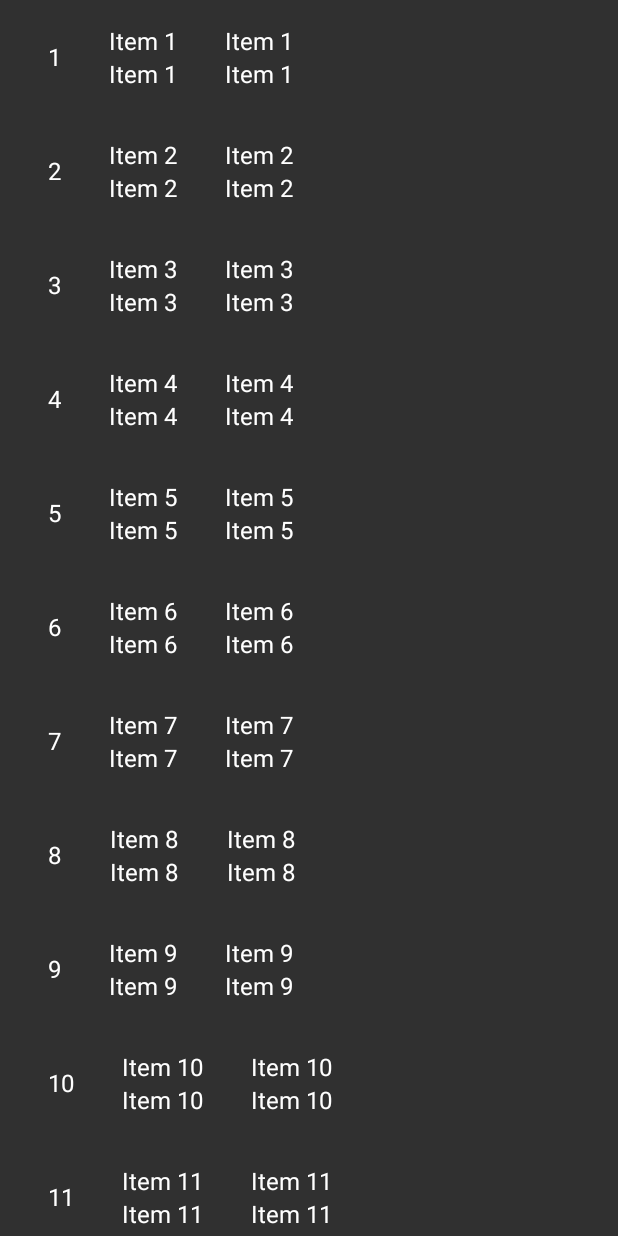
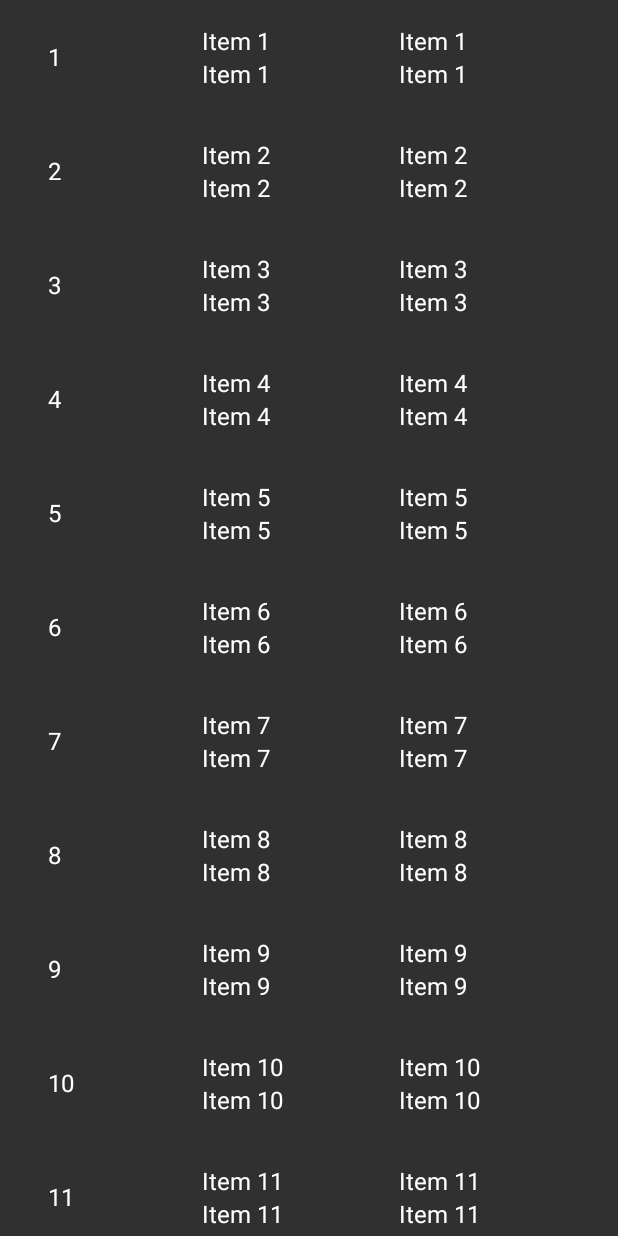
Before and after one commit to rghodke/StockFolio, an Android app: the screen it shows after launch (MainActivity), on a phone screen of 412 x 824 dp. Run offline under Robolectric (Android 15) with nearby library versions, the phone set to English and light mode, and no system bars.

Commit message:
improvement(stockfolio): UI overhaul

```diff
--- a/app/src/main/res/layout/fragment_portfolio.xml
+++ b/app/src/main/res/layout/fragment_portfolio.xml
@@ -1,12 +1,14 @@
 <?xml version="1.0" encoding="utf-8"?>
 <LinearLayout xmlns:android="http://schemas.android.com/apk/res/android"
-    android:layout_width="wrap_content"
+    android:layout_width="match_parent"
     android:layout_height="wrap_content"
+    android:weightSum="1000"
     android:orientation="horizontal">
 
     <TextView
         android:id="@+id/TextView_stock_name"
-        android:layout_width="wrap_content"
+        android:layout_weight="250"
+        android:layout_width="0dp"
         android:layout_height="match_parent"
         android:gravity="center_vertical"
         android:layout_margin="@dimen/text_margin"
@@ -14,7 +16,8 @@
 
     <RelativeLayout
         android:id="@+id/RelativeLayout_stock_price_holder"
-        android:layout_width="wrap_content"
+        android:layout_width="0dp"
+        android:layout_weight="350"
         android:layout_height="wrap_content"
         android:layout_margin="@dimen/text_margin">
 
@@ -35,7 +38,8 @@
 
     <RelativeLayout
         android:id="@+id/RelativeLayout_holdings_info_holder"
-        android:layout_width="wrap_content"
+        android:layout_weight="300"
+        android:layout_width="0dp"
         android:layout_height="match_parent"
         android:layout_margin="@dimen/text_margin">
 
```
